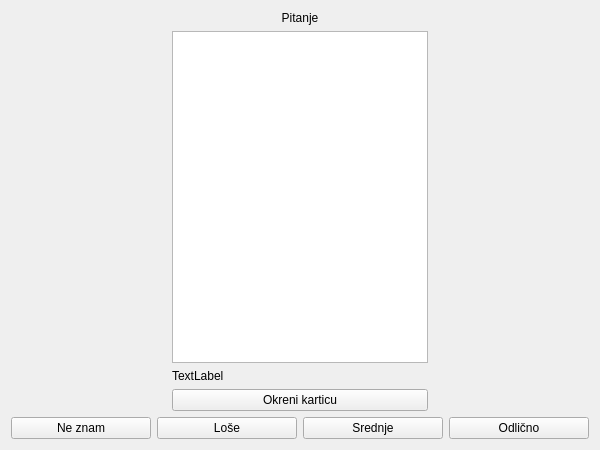
Qt form app/forms/studysessionwindow.ui (bogdans55/StudySphere) before a commit.
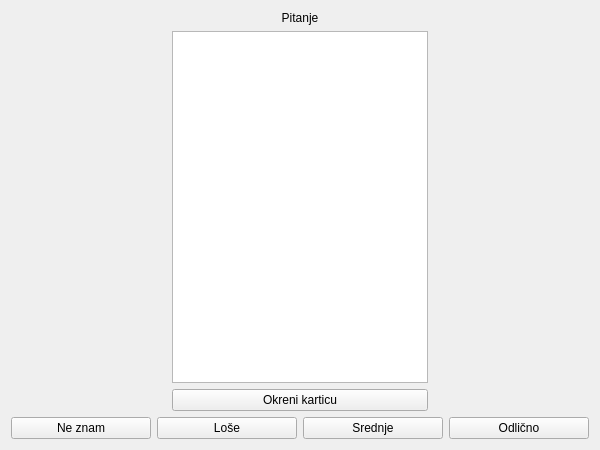
The same form after that commit. Icons and pictures are not drawn.

Commit message: Removed ui elements for images

Patch:
```diff
--- a/app/forms/studysessionwindow.ui
+++ b/app/forms/studysessionwindow.ui
@@ -55,13 +55,6 @@
          </property>
         </widget>
        </item>
-       <item>
-        <widget class="QLabel" name="label_cardImage">
-         <property name="text">
-          <string>TextLabel</string>
-         </property>
-        </widget>
-       </item>
        <item>
         <widget class="QPushButton" name="pushButton_flip">
          <property name="text">
```
The commit also changes 4 other files.
